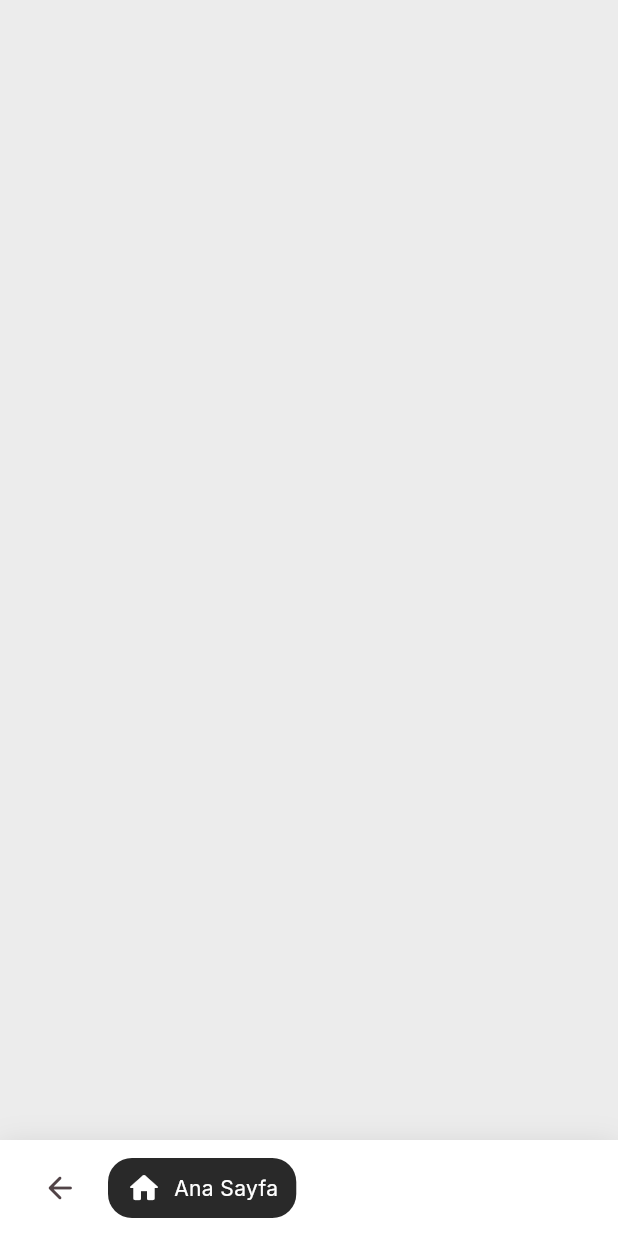
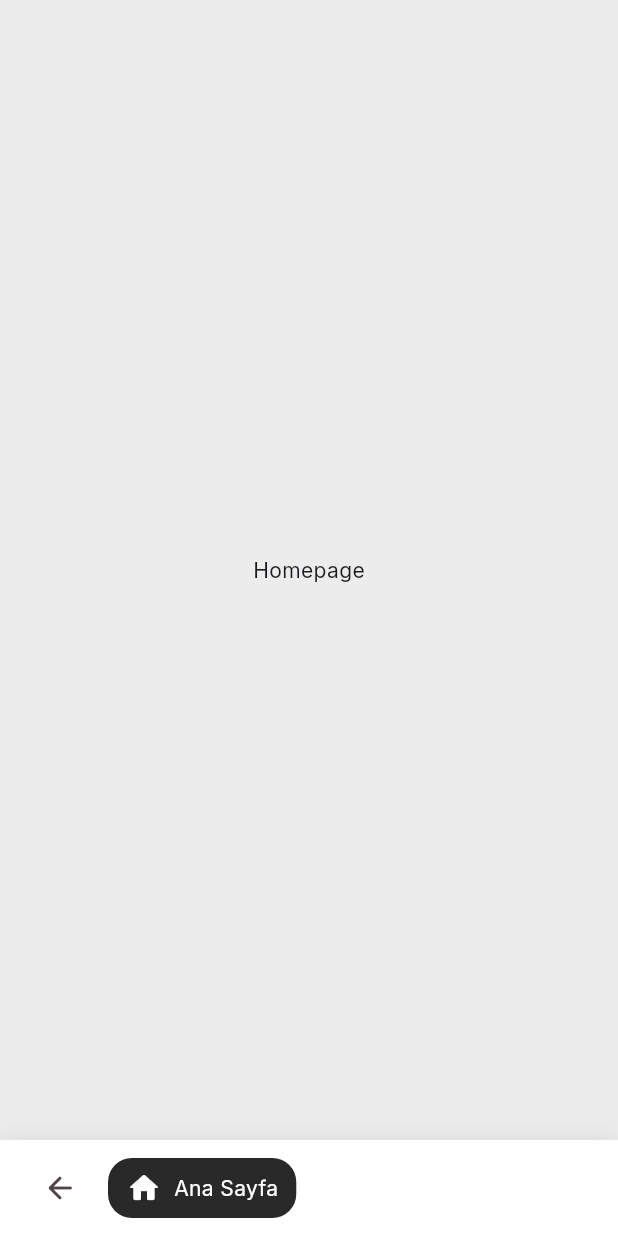
Before and after one commit to berkakkaya/bookfinder_app, a Flutter app: the HomeScreen screen opened directly, on a phone screen of 412 x 824 dp. Run offline on Flutter 3.47's test engine with Material 3 defaults, Android fonts, the phone set to English and light mode, and no system bars; our stand-ins replace google_fonts.

Commit message:
modify: add empty home screen tabs

```diff
--- a/lib/screens/home_screen.dart
+++ b/lib/screens/home_screen.dart
@@ -1,3 +1,8 @@
+import "package:animations/animations.dart";
+import "package:bookfinder_app/screens/home_screen_tabs/explore_tab.dart";
+import "package:bookfinder_app/screens/home_screen_tabs/homepage_tab.dart";
+import "package:bookfinder_app/screens/home_screen_tabs/library_tab.dart";
+import "package:bookfinder_app/screens/home_screen_tabs/profile_tab.dart";
 import "package:bookfinder_app/widgets/custom_bottom_navbar.dart";
 import "package:flutter/material.dart";
 
@@ -18,6 +23,29 @@ class _HomeScreenState extends State<HomeScreen> {
         selectedItem: selectedItem,
         onItemSelected: changeNavItem,
       ),
+      body: SafeArea(
+        child: AnimatedSwitcher(
+          duration: const Duration(milliseconds: 150),
+          transitionBuilder: (child, animation) => FadeTransition(
+            opacity: animation,
+            child: child,
+          ),
+          child: switch (selectedItem) {
+            CustomBottomNavbarItem.home => const HomepageTab(
+                key: ValueKey("HomepageTab"),
+              ),
+            CustomBottomNavbarItem.library => const LibraryTab(
+                key: ValueKey("LibraryTab"),
+              ),
+            CustomBottomNavbarItem.explore => const ExploreTab(
+                key: ValueKey("ExploreTab"),
+              ),
+            CustomBottomNavbarItem.profile => const ProfileTab(
+                key: ValueKey("ProfileTab"),
+              ),
+          },
+        ),
+      ),
     );
   }
 
--- /dev/null
+++ b/lib/screens/home_screen_tabs/homepage_tab.dart
@@ -0,0 +1,19 @@
+import "package:flutter/material.dart";
+
+class HomepageTab extends StatefulWidget {
+  const HomepageTab({super.key});
+
+  @override
+  State<HomepageTab> createState() => _HomepageTabState();
+}
+
+class _HomepageTabState extends State<HomepageTab> {
+  @override
+  Widget build(BuildContext context) {
+    return const Scaffold(
+      body: Center(
+        child: Text("Homepage"),
+      ),
+    );
+  }
+}
```
Also changed, not shown: lib/screens/home_screen_tabs/explore_tab.dart (added, +19 -0 lines), lib/screens/home_screen_tabs/library_tab.dart (added, +19 -0 lines), lib/screens/home_screen_tabs/profile_tab.dart (added, +19 -0 lines).
